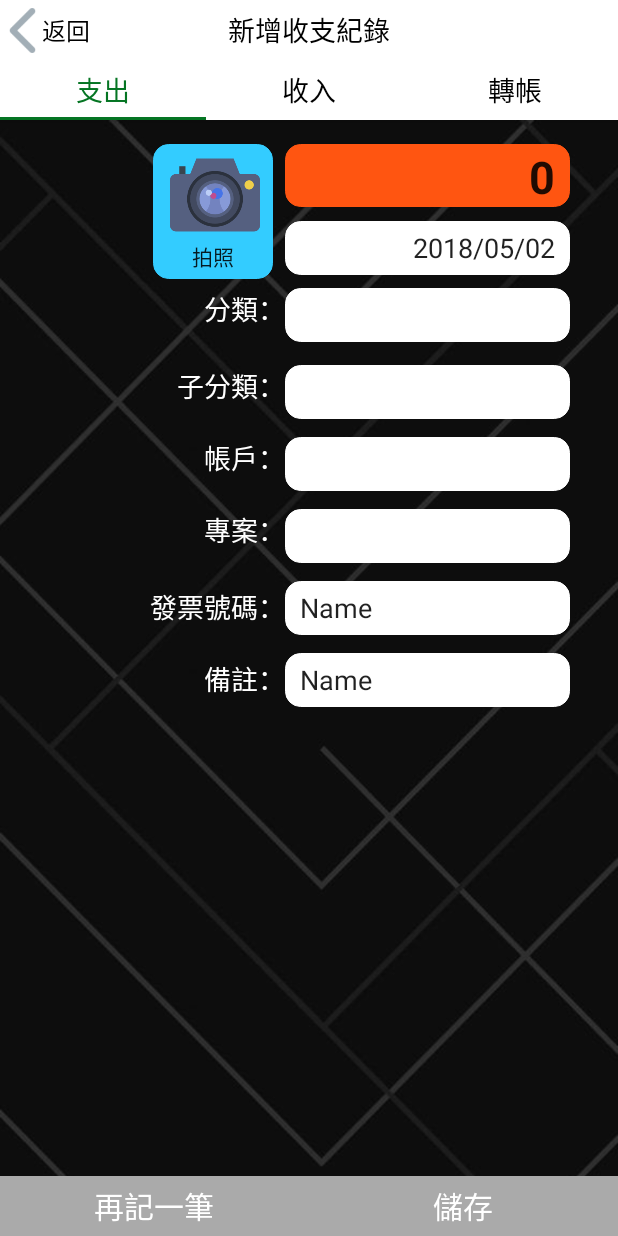
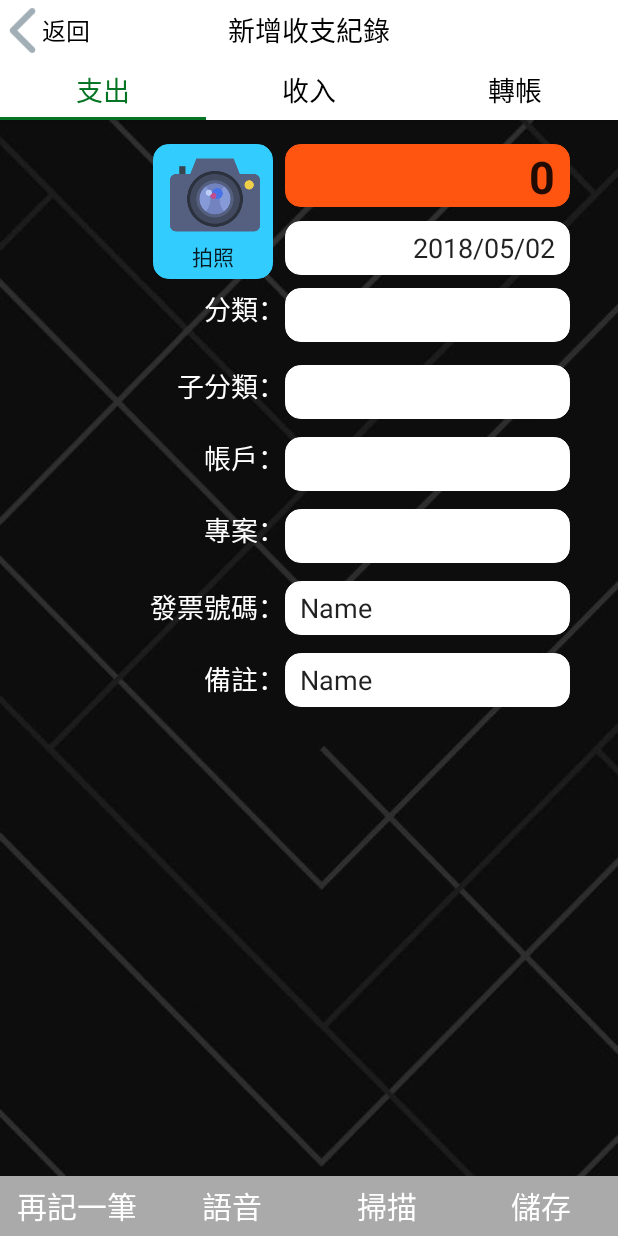
Before and after one commit to riotonchen/AndroidProject, an Android app: the ExpendFragment screen opened directly, with no data from a screen before it, on a phone screen of 412 x 824 dp. Run offline under Robolectric (Android 15) with nearby library versions, the light colour scheme and no system bars; libraries missing offline, so code that uses them is left out: com.google.zxing.integration.

Commit message:
05232016
增加掃描、語音功能

```diff
--- a/app/build.gradle
+++ b/app/build.gradle
@@ -27,4 +27,6 @@ dependencies {
     androidTestImplementation 'com.android.support.test:runner:1.0.2'
     androidTestImplementation 'com.android.support.test.espresso:espresso-core:3.0.2'
     implementation 'com.android.support:design:26.1.0'
+    implementation 'com.google.zxing:core:3.2.1'
+    implementation 'com.journeyapps:zxing-android-embedded:3.2.0@aar'
 }
--- a/app/src/main/AndroidManifest.xml
+++ b/app/src/main/AndroidManifest.xml
@@ -1,5 +1,6 @@
 <?xml version="1.0" encoding="utf-8"?>
 <manifest xmlns:android="http://schemas.android.com/apk/res/android"
+    xmlns:tools="http://schemas.android.com/tools"
     package="com.example.admin.project">
     <uses-permission android:name="android.permission.WRITE_EXTERNAL_STORAGE"></uses-permission>
     <application
@@ -32,6 +33,11 @@
             android:label="@string/title_activity_account"
             android:theme="@style/AppTheme.NoActionBar">
         </activity>
+        <!--直式掃描發票-->
+        <activity
+            android:name="com.journeyapps.barcodescanner.CaptureActivity"
+            android:screenOrientation="fullSensor"
+            tools:replace="screenOrientation" />
     </application>
 
 </manifest>
--- a/app/src/main/java/com/example/admin/project/ExpendFragment.java
+++ b/app/src/main/java/com/example/admin/project/ExpendFragment.java
@@ -1,6 +1,8 @@
 package com.example.admin.project;
 
+import android.content.Intent;
 import android.database.sqlite.SQLiteDatabase;
+import android.speech.RecognizerIntent;
 import android.support.v4.app.Fragment;
 import android.os.Bundle;
 import android.support.annotation.Nullable;
@@ -8,15 +10,25 @@ import android.view.LayoutInflater;
 import android.view.View;
 import android.view.ViewGroup;
 import android.widget.Button;
+import android.widget.EditText;
 import android.widget.Spinner;
+import android.widget.TextView;
 import android.widget.Toast;
+
+import com.google.zxing.integration.android.IntentIntegrator;
+import com.google.zxing.integration.android.IntentResult;
+
+import java.util.ArrayList;
+
+import static android.app.Activity.RESULT_OK;
 
 public class ExpendFragment extends Fragment {
 
     private static final String TAG="ExpendFragment";
-    private Button btnTab;
+    private Button btnTab,scan_btn,btnDialog;
     private SQLiteDatabase db;
     private final String DB_NAME = "MYLOCALDB";
+    private EditText money,date,number,remark;
 
 
     @Nullable
@@ -24,15 +36,89 @@ public class ExpendFragment extends Fragment {
     public View onCreateView(LayoutInflater inflater, @Nullable ViewGroup container, Bundle savedInstanceState) {
         View view = inflater.inflate(R.layout.expense_fragment,container,false);
         btnTab = (Button) view.findViewById(R.id.btnTab);
+        scan_btn = (Button) view.findViewById(R.id.scan_btn);
+        btnDialog = (Button) view.findViewById(R.id.btnDialog);
+        money = (EditText) view.findViewById(R.id.money);
+        date = (EditText) view.findViewById(R.id.date);
+        number = (EditText) view.findViewById(R.id.number);
+        remark = (EditText) view.findViewById(R.id.remark);
+
         btnTab.setOnClickListener(new View.OnClickListener() {
             @Override
             public void onClick(View view) {
                 Toast.makeText(getActivity(), "TESTING BUTTON CLICK 1",Toast.LENGTH_SHORT).show();
             }
         });
+
+        btnDialog.setOnClickListener(new View.OnClickListener() {
+            @Override
+            public void onClick(View view) {
+                Intent intent = new Intent(RecognizerIntent.ACTION_RECOGNIZE_SPEECH);
+                intent.putExtra(RecognizerIntent.EXTRA_LANGUAGE_MODEL, RecognizerIntent.LANGUAGE_MODEL_FREE_FORM);
+                intent.putExtra(RecognizerIntent.EXTRA_PROMPT, "請說話..."); //語音辨識 Dialog 上要顯示的提示文字
+
+                startActivityForResult(intent, 1);
+
+            }
+        });
         Spinner spnSortClass=(Spinner)getActivity().findViewById(R.id.spinner);
        // db = SQLiteDatabase.openDatabase(DB_NAME, android.content.Context.MODE_PRIVATE);
-
+        scan_btn.setOnClickListener(new View.OnClickListener() {
+            @Override
+            public void onClick(View view) {
+                IntentIntegrator integrator = new IntentIntegrator(getActivity());
+                integrator.setDesiredBarcodeFormats(IntentIntegrator.QR_CODE_TYPES);
+                integrator.setPrompt("請掃描左邊QR-Code!!");
+                integrator.setCameraId(0);
+                integrator.setBeepEnabled(false);
+                integrator.setBarcodeImageEnabled(false);
+                integrator.setOrientationLocked(false);
+                integrator.initiateScan();
+            }
+        });
         return view;
     }
+
+    @Override
+    public void onActivityResult(int requestCode, int resultCode, Intent data) {
+        IntentResult result = IntentIntegrator.parseActivityResult(requestCode,resultCode,data);
+        if (requestCode == 1) {
+            if (resultCode == RESULT_OK) {
+                //把所有辨識的可能結果印出來看一看，第一筆是最 match 的。
+                ArrayList result2 = data.getStringArrayListExtra(RecognizerIntent.EXTRA_RESULTS);
+                String all = "";
+
+                for(int i = 0; i < result2.size(); i++){
+                    all = all + result2.get(i) + "\n";
+                }
+                remark.setText(all, TextView.BufferType.EDITABLE);
+                Toast.makeText(getActivity(), all,Toast.LENGTH_SHORT).show();
+            }
+        }
+        if (result!= null)
+        {
+            if (result.getContents()==null)
+            {
+                Toast.makeText(getActivity(), "You cancelled the scanning", Toast.LENGTH_SHORT).show();
+            }
+            else
+            {
+                String invoice = result.getContents();
+                int money_temp = Integer.parseInt(invoice.substring(30,37),16);
+                money.setText(money_temp, TextView.BufferType.EDITABLE);
+                date.setText(invoice.substring(10,17), TextView.BufferType.EDITABLE);
+                number.setText(invoice.substring(0,10), TextView.BufferType.EDITABLE);
+
+                String answer = invoice+"\n"+number+"\n"+date+"\n"+money;
+                //txv.setText();
+                Toast.makeText(getActivity(),answer,Toast.LENGTH_SHORT).show();
+
+            }
+        }
+        else
+        {
+            super.onActivityResult(requestCode, resultCode, data);
+        }
+
+    }
 }
--- a/app/src/main/java/com/example/admin/project/MainFragment.java
+++ b/app/src/main/java/com/example/admin/project/MainFragment.java
@@ -22,6 +22,7 @@ public class MainFragment extends Fragment {
     private Button btn1,btn2,btn3,btn4;
     private TextView txv2,txv6,txv10,txv14;
     private Intent it;
+
     @Nullable
     @Override
     public View onCreateView(LayoutInflater inflater, @Nullable ViewGroup container, Bundle savedInstanceState) {
--- a/app/src/main/res/layout/expense_fragment.xml
+++ b/app/src/main/res/layout/expense_fragment.xml
@@ -9,7 +9,7 @@
     tools:layout_editor_absoluteY="81dp">
 
     <EditText
-        android:id="@+id/editText"
+        android:id="@+id/money"
         android:layout_width="190dp"
         android:layout_height="42dp"
         android:layout_marginBottom="8dp"
@@ -33,7 +33,7 @@
         app:layout_constraintVertical_bias="0.0" />
 
     <EditText
-        android:id="@+id/editText2"
+        android:id="@+id/date"
         android:layout_width="190dp"
         android:layout_height="36dp"
         android:layout_marginBottom="8dp"
@@ -115,7 +115,7 @@
         app:layout_constraintVertical_bias="0.0" />
 
     <EditText
-        android:id="@+id/editText3"
+        android:id="@+id/number"
         android:layout_width="190dp"
         android:layout_height="36dp"
         android:layout_marginBottom="8dp"
@@ -134,7 +134,7 @@
         app:layout_constraintVertical_bias="0.0" />
 
     <EditText
-        android:id="@+id/editText4"
+        android:id="@+id/remark"
         android:layout_width="190dp"
         android:layout_height="36dp"
         android:layout_marginBottom="8dp"
@@ -195,8 +195,8 @@
         android:text="發票號碼："
         android:textColor="@android:color/background_light"
         android:textSize="18sp"
-        app:layout_constraintBaseline_toBaselineOf="@+id/editText3"
-        app:layout_constraintEnd_toStartOf="@+id/editText3"
+        app:layout_constraintBaseline_toBaselineOf="@+id/number"
+        app:layout_constraintEnd_toStartOf="@+id/number"
         app:layout_constraintHorizontal_bias="1.0"
         app:layout_constraintStart_toStartOf="parent" />
 
@@ -245,8 +245,8 @@
         android:text="備註："
         android:textColor="@android:color/background_light"
         android:textSize="18sp"
-        app:layout_constraintBaseline_toBaselineOf="@+id/editText4"
-        app:layout_constraintEnd_toStartOf="@+id/editText4"
+        app:layout_constraintBaseline_toBaselineOf="@+id/remark"
+        app:layout_constraintEnd_toStartOf="@+id/remark"
         app:layout_constraintHorizontal_bias="1.0"
         app:layout_constraintStart_toStartOf="parent" />
 
@@ -276,6 +276,48 @@
             app:layout_constraintBottom_toBottomOf="parent"
             app:layout_constraintEnd_toEndOf="parent"
             app:layout_constraintHorizontal_bias="1.0"
+            app:layout_constraintStart_toStartOf="parent"
+            app:layout_constraintTop_toTopOf="parent"
+            app:layout_constraintVertical_bias="1.0" />
+
+        <Button
+            android:id="@+id/btnDialog"
+            android:layout_width="190dp"
+            android:layout_height="40dp"
+            android:layout_margin="0dp"
+            android:layout_marginBottom="32dp"
+            android:layout_marginEnd="8dp"
+            android:layout_marginTop="8dp"
+            android:layout_weight="1"
+            android:background="@android:color/darker_gray"
+            android:padding="0dp"
+            android:text="語音"
+            android:textColor="@android:color/background_light"
+            android:textSize="20sp"
+            app:layout_constraintBottom_toBottomOf="parent"
+            app:layout_constraintEnd_toEndOf="parent"
+            app:layout_constraintHorizontal_bias="0.026"
+            app:layout_constraintStart_toStartOf="parent"
+            app:layout_constraintTop_toTopOf="parent"
+            app:layout_constraintVertical_bias="1.0" />
+
+        <Button
+            android:id="@+id/scan_btn"
+            android:layout_width="190dp"
+            android:layout_height="40dp"
+            android:layout_margin="0dp"
+            android:layout_marginBottom="32dp"
+            android:layout_marginEnd="8dp"
+            android:layout_marginTop="8dp"
+            android:layout_weight="1"
+            android:background="@android:color/darker_gray"
+            android:padding="0dp"
+            android:text="掃描"
+            android:textColor="@android:color/background_light"
+            android:textSize="20sp"
+            app:layout_constraintBottom_toBottomOf="parent"
+            app:layout_constraintEnd_toEndOf="parent"
+            app:layout_constraintHorizontal_bias="0.026"
             app:layout_constraintStart_toStartOf="parent"
             app:layout_constraintTop_toTopOf="parent"
             app:layout_constraintVertical_bias="1.0" />
@@ -313,7 +355,7 @@
         android:paddingTop="60dp"
         android:text="拍照"
         app:layout_constraintBottom_toTopOf="@+id/textView17"
-        app:layout_constraintEnd_toStartOf="@+id/editText"
+        app:layout_constraintEnd_toStartOf="@+id/money"
         app:layout_constraintHorizontal_bias="1.0"
         app:layout_constraintStart_toStartOf="parent"
         app:layout_constraintTop_toTopOf="parent"
@@ -329,7 +371,7 @@
         android:layout_marginTop="4dp"
         android:background="@drawable/photo_camera"
         app:layout_constraintBottom_toBottomOf="@+id/photoshoot"
-        app:layout_constraintEnd_toStartOf="@+id/editText2"
+        app:layout_constraintEnd_toStartOf="@+id/date"
         app:layout_constraintHorizontal_bias="0.25"
         app:layout_constraintStart_toStartOf="@+id/photoshoot"
         app:layout_constraintTop_toTopOf="@+id/photoshoot"
--- a/app/src/main/res/layout/main_fragment.xml
+++ b/app/src/main/res/layout/main_fragment.xml
@@ -562,7 +562,7 @@
         app:layout_constraintStart_toStartOf="parent">
 
         <Button
-            android:id="@+id/btnTab"
+            android:id="@+id/btnTab1"
             android:layout_width="190dp"
             android:layout_height="40dp"
             android:layout_margin="0dp"
```
Also changed, not shown: app/src/main/res/layout/expensesort_fragment.xml (+5 -5 lines), app/src/main/res/layout/income_fragment.xml (+10 -10 lines), app/src/main/res/layout/transfer_fragment.xml (+6 -6 lines).
